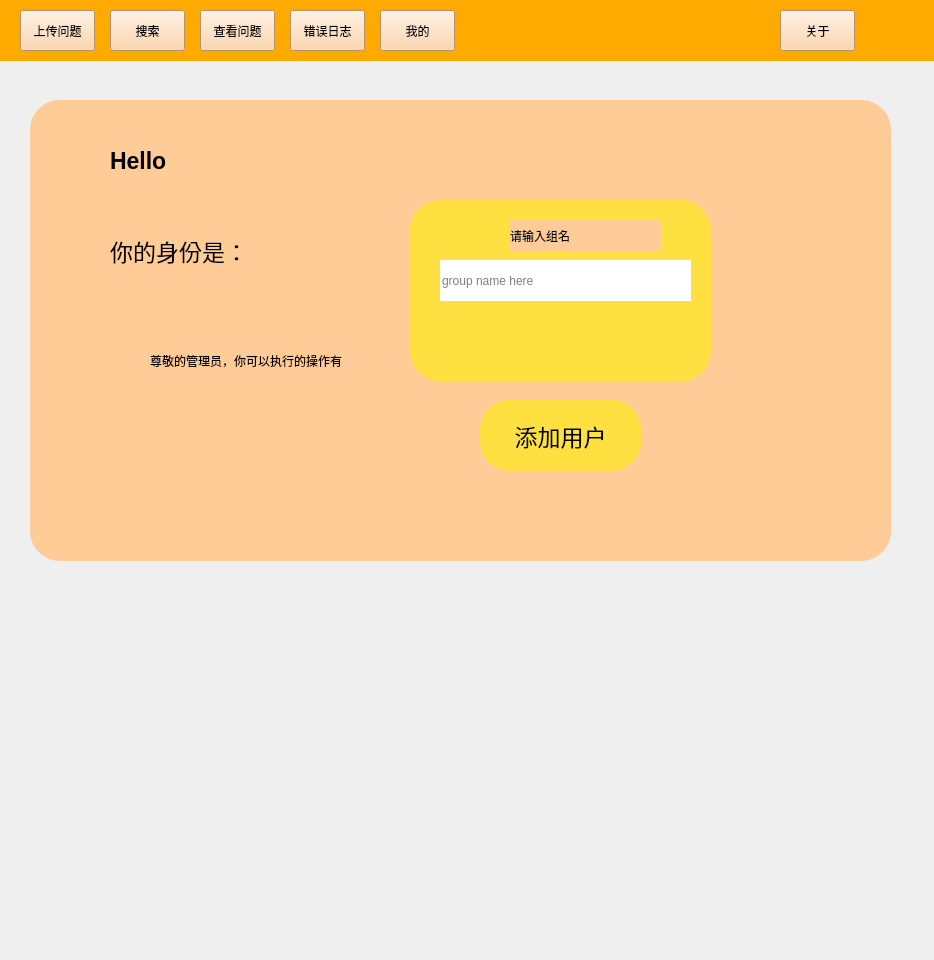
Before: the Qt Designer form org1.ui in Miss6111/BUAA-summer-python-E-Shared-Exercise-Platform, drawn with Qt 5.
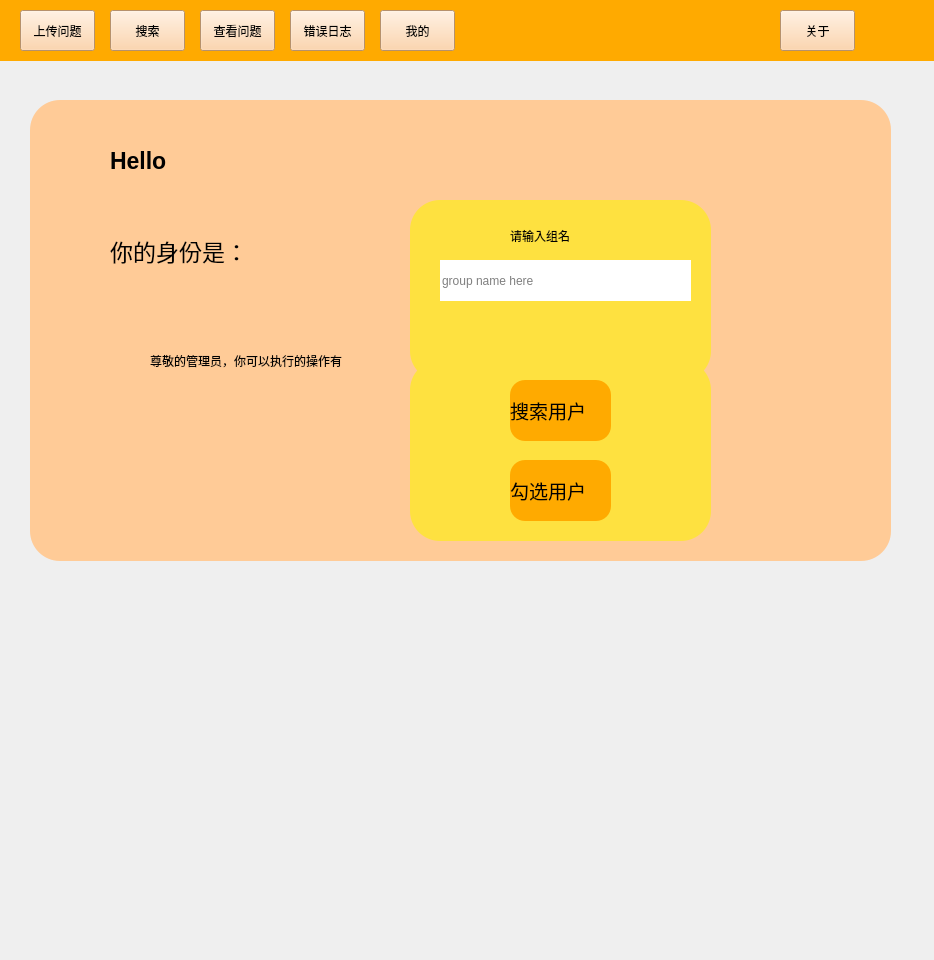
After: the same form once the commit is applied. Icons and pictures are not drawn.

Patch:
```diff
--- a/org1.ui
+++ b/org1.ui
@@ -333,6 +333,9 @@
           <height>31</height>
          </rect>
         </property>
+        <property name="styleSheet">
+         <string notr="true">background-color:rgb(254, 225, 64);</string>
+        </property>
         <property name="text">
          <string>请输入组名</string>
         </property>
@@ -390,6 +393,89 @@
         </property>
        </widget>
       </widget>
+      <widget class="QWidget" name="waddp" native="true">
+       <property name="geometry">
+        <rect>
+         <x>380</x>
+         <y>260</y>
+         <width>301</width>
+         <height>181</height>
+        </rect>
+       </property>
+       <property name="styleSheet">
+        <string notr="true">background-color: rgb(254, 225, 64);</string>
+       </property>
+       <widget class="QPushButton" name="waddpc">
+        <property name="geometry">
+         <rect>
+          <x>230</x>
+          <y>10</y>
+          <width>41</width>
+          <height>41</height>
+         </rect>
+        </property>
+        <property name="styleSheet">
+         <string notr="true">background-color: rgb(254, 225, 64)</string>
+        </property>
+        <property name="text">
+         <string/>
+        </property>
+        <property name="icon">
+         <iconset resource="resources.qrc">
+          <normaloff>:/images/icon/Cancel.png</normaloff>:/images/icon/Cancel.png</iconset>
+        </property>
+        <property name="iconSize">
+         <size>
+          <width>30</width>
+          <height>30</height>
+         </size>
+        </property>
+       </widget>
+       <widget class="QLabel" name="waddpsearch">
+        <property name="geometry">
+         <rect>
+          <x>100</x>
+          <y>20</y>
+          <width>101</width>
+          <height>61</height>
+         </rect>
+        </property>
+        <property name="font">
+         <font>
+          <pointsize>14</pointsize>
+         </font>
+        </property>
+        <property name="styleSheet">
+         <string notr="true">background-color:rgb(255, 170, 0);
+border-radius:15px</string>
+        </property>
+        <property name="text">
+         <string>搜索用户</string>
+        </property>
+       </widget>
+       <widget class="QLabel" name="waddpcheck">
+        <property name="geometry">
+         <rect>
+          <x>100</x>
+          <y>100</y>
+          <width>101</width>
+          <height>61</height>
+         </rect>
+        </property>
+        <property name="font">
+         <font>
+          <pointsize>14</pointsize>
+         </font>
+        </property>
+        <property name="styleSheet">
+         <string notr="true">background-color:rgb(255, 170, 0);
+border-radius:15px</string>
+        </property>
+        <property name="text">
+         <string>勾选用户</string>
+        </property>
+       </widget>
+      </widget>
      </widget>
     </widget>
     <widget class="QWidget" name="welcom">
```
